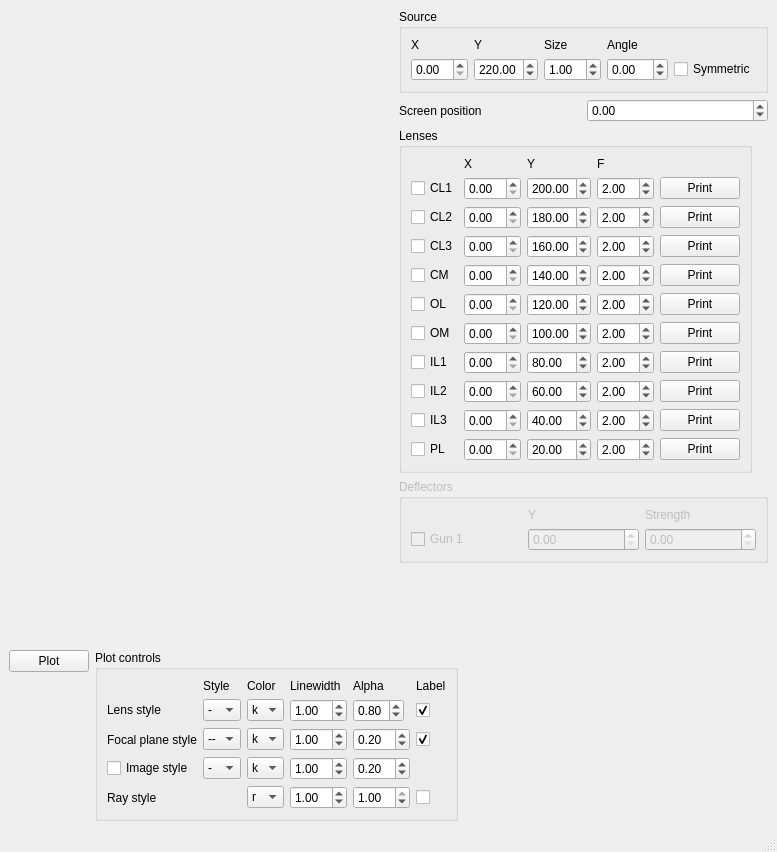
This is vTEM/gui/source/qtcreator/mainwindow.ui in TEM-Gemini-Centre/Virtual-TEM as Qt 5 draws it before an edit. The edited form follows.
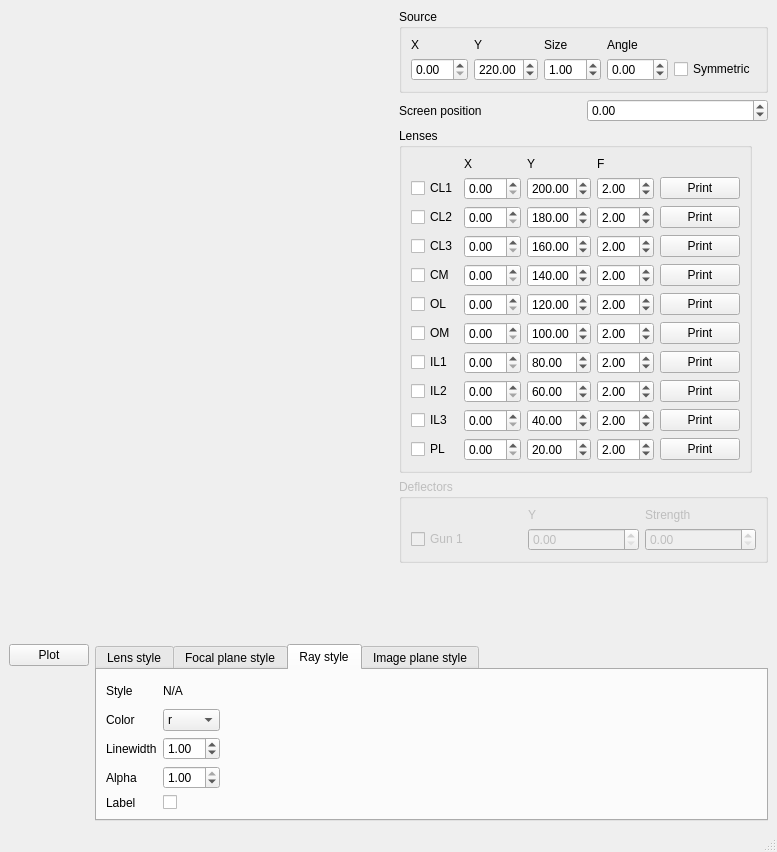
This is the edited form. The open tabs and pages were chosen to show the change. Custom widgets are drawn as their Qt base class.

What changed in the file:
```diff
--- a/vTEM/gui/source/qtcreator/mainwindow.ui
+++ b/vTEM/gui/source/qtcreator/mainwindow.ui
@@ -586,194 +586,26 @@
           </property>
          </widget>
         </item>
-        <item alignment="Qt::AlignTop">
-         <widget class="QGroupBox" name="groupBox_2">
-          <property name="sizePolicy">
-           <sizepolicy hsizetype="Maximum" vsizetype="Maximum">
-            <horstretch>0</horstretch>
-            <verstretch>0</verstretch>
-           </sizepolicy>
-          </property>
-          <property name="title">
-           <string>Plot controls</string>
-          </property>
-          <layout class="QGridLayout" name="gridLayout_2">
-           <item row="1" column="4">
-            <widget class="QDoubleSpinBox" name="lensAlphaSpinBox">
-             <property name="sizePolicy">
-              <sizepolicy hsizetype="Maximum" vsizetype="Maximum">
-               <horstretch>0</horstretch>
-               <verstretch>0</verstretch>
-              </sizepolicy>
-             </property>
-             <property name="maximum">
-              <double>1.000000000000000</double>
-             </property>
-             <property name="singleStep">
-              <double>0.100000000000000</double>
-             </property>
-             <property name="value">
-              <double>0.800000000000000</double>
-             </property>
-            </widget>
-           </item>
-           <item row="2" column="2">
-            <widget class="QComboBox" name="focalPlaneColorComboBox">
              <item>
-              <property name="text">
-               <string>k</string>
-              </property>
-             </item>
-             <item>
-              <property name="text">
-               <string>r</string>
-              </property>
-             </item>
-             <item>
-              <property name="text">
-               <string>g</string>
-              </property>
-             </item>
-             <item>
-              <property name="text">
-               <string>b</string>
-              </property>
-             </item>
-            </widget>
-           </item>
-           <item row="0" column="2">
-            <widget class="QLabel" name="label_5">
-             <property name="text">
-              <string>Color</string>
-             </property>
-            </widget>
-           </item>
-           <item row="1" column="0">
-            <widget class="QLabel" name="label">
+         <widget class="QTabWidget" name="tabWidget">
+          <property name="enabled">
+           <bool>true</bool>
+          </property>
              <property name="sizePolicy">
-              <sizepolicy hsizetype="Maximum" vsizetype="Maximum">
+           <sizepolicy hsizetype="Expanding" vsizetype="Maximum">
                <horstretch>0</horstretch>
                <verstretch>0</verstretch>
               </sizepolicy>
              </property>
-             <property name="text">
+          <property name="currentIndex">
+           <number>0</number>
+          </property>
+          <widget class="QWidget" name="lensStyle">
+           <attribute name="title">
               <string>Lens style</string>
-             </property>
-            </widget>
-           </item>
-           <item row="0" column="5">
-            <widget class="QLabel" name="label_18">
-             <property name="text">
-              <string>Label</string>
-             </property>
-            </widget>
-           </item>
-           <item row="4" column="2">
-            <widget class="QComboBox" name="rayColorComboBox">
-             <property name="currentIndex">
-              <number>1</number>
-             </property>
-             <item>
-              <property name="text">
-               <string>k</string>
-              </property>
-             </item>
-             <item>
-              <property name="text">
-               <string>r</string>
-              </property>
-             </item>
-             <item>
-              <property name="text">
-               <string>g</string>
-              </property>
-             </item>
-             <item>
-              <property name="text">
-               <string>b</string>
-              </property>
-             </item>
-            </widget>
-           </item>
-           <item row="4" column="5">
-            <widget class="QCheckBox" name="rayLabelCheckBox">
-             <property name="text">
-              <string/>
-             </property>
-            </widget>
-           </item>
-           <item row="2" column="3">
-            <widget class="QDoubleSpinBox" name="focalPlaneLinewidthSpinBox">
-             <property name="value">
-              <double>1.000000000000000</double>
-             </property>
-            </widget>
-           </item>
-           <item row="4" column="3">
-            <widget class="QDoubleSpinBox" name="rayLinewidthSpinBox">
-             <property name="value">
-              <double>1.000000000000000</double>
-             </property>
-            </widget>
-           </item>
-           <item row="0" column="1">
-            <widget class="QLabel" name="label_6">
-             <property name="sizePolicy">
-              <sizepolicy hsizetype="Maximum" vsizetype="Maximum">
-               <horstretch>0</horstretch>
-               <verstretch>0</verstretch>
-              </sizepolicy>
-             </property>
-             <property name="text">
-              <string>Style</string>
-             </property>
-            </widget>
-           </item>
-           <item row="0" column="3">
-            <widget class="QLabel" name="label_17">
-             <property name="text">
-              <string>Linewidth</string>
-             </property>
-            </widget>
-           </item>
-           <item row="4" column="0">
-            <widget class="QLabel" name="label_3">
-             <property name="text">
-              <string>Ray style</string>
-             </property>
-            </widget>
-           </item>
-           <item row="2" column="0">
-            <widget class="QLabel" name="label_2">
-             <property name="text">
-              <string>Focal plane style</string>
-             </property>
-            </widget>
-           </item>
-           <item row="2" column="4">
-            <widget class="QDoubleSpinBox" name="focalPlaneAlphaSpinBox">
-             <property name="maximum">
-              <double>1.000000000000000</double>
-             </property>
-             <property name="singleStep">
-              <double>0.100000000000000</double>
-             </property>
-             <property name="value">
-              <double>0.200000000000000</double>
-             </property>
-            </widget>
-           </item>
-           <item row="2" column="5">
-            <widget class="QCheckBox" name="focalPlaneLabelCheckBox">
-             <property name="text">
-              <string/>
-             </property>
-             <property name="checked">
-              <bool>true</bool>
-             </property>
-            </widget>
-           </item>
-           <item row="1" column="5">
+           </attribute>
+           <layout class="QGridLayout" name="gridLayout_6">
+            <item row="4" column="1">
             <widget class="QCheckBox" name="lensLabelCheckBox">
              <property name="text">
               <string/>
@@ -783,24 +615,40 @@
              </property>
             </widget>
            </item>
-           <item row="0" column="4">
-            <widget class="QLabel" name="label_4">
-             <property name="text">
-              <string>Alpha</string>
-             </property>
-            </widget>
-           </item>
-           <item row="1" column="3">
+            <item row="2" column="1">
             <widget class="QDoubleSpinBox" name="lensLinewidthSpinBox">
+              <property name="sizePolicy">
+               <sizepolicy hsizetype="Preferred" vsizetype="Fixed">
+                <horstretch>0</horstretch>
+                <verstretch>0</verstretch>
+               </sizepolicy>
+              </property>
+              <property name="singleStep">
+               <double>0.100000000000000</double>
+              </property>
              <property name="value">
               <double>1.000000000000000</double>
              </property>
             </widget>
            </item>
-           <item row="1" column="2">
+            <item row="3" column="0">
+             <widget class="QLabel" name="label_22">
+              <property name="text">
+               <string>Alpha</string>
+              </property>
+             </widget>
+            </item>
+            <item row="4" column="0">
+             <widget class="QLabel" name="label_23">
+              <property name="text">
+               <string>Label</string>
+              </property>
+             </widget>
+            </item>
+            <item row="1" column="1">
             <widget class="QComboBox" name="lensColorComboBox">
              <property name="sizePolicy">
-              <sizepolicy hsizetype="Maximum" vsizetype="Maximum">
+               <sizepolicy hsizetype="Preferred" vsizetype="Maximum">
                <horstretch>0</horstretch>
                <verstretch>0</verstretch>
               </sizepolicy>
@@ -827,32 +675,43 @@
              </item>
             </widget>
            </item>
-           <item row="2" column="1">
-            <widget class="QComboBox" name="focalPlaneStyleComboBox">
-             <property name="currentIndex">
-              <number>1</number>
-             </property>
-             <item>
-              <property name="text">
-               <string>-</string>
+            <item row="3" column="1">
+             <widget class="QDoubleSpinBox" name="lensAlphaSpinBox">
+              <property name="sizePolicy">
+               <sizepolicy hsizetype="Preferred" vsizetype="Maximum">
+                <horstretch>0</horstretch>
+                <verstretch>0</verstretch>
+               </sizepolicy>
+              </property>
+              <property name="maximum">
+               <double>1.000000000000000</double>
               </property>
-             </item>
-             <item>
+              <property name="singleStep">
+               <double>0.100000000000000</double>
+              </property>
+              <property name="value">
+               <double>0.800000000000000</double>
+              </property>
+             </widget>
+            </item>
+            <item row="0" column="0">
+             <widget class="QLabel" name="label_19">
               <property name="text">
                <string>--</string>
               </property>
-             </item>
-             <item>
+             </widget>
+            </item>
+            <item row="2" column="0">
+             <widget class="QLabel" name="label_21">
               <property name="text">
                <string>:</string>
               </property>
-             </item>
-            </widget>
-           </item>
-           <item row="1" column="1">
+             </widget>
+            </item>
+            <item row="0" column="1">
             <widget class="QComboBox" name="lensStyleComboBox">
              <property name="sizePolicy">
-              <sizepolicy hsizetype="Maximum" vsizetype="Maximum">
+               <sizepolicy hsizetype="Preferred" vsizetype="Maximum">
                <horstretch>0</horstretch>
                <verstretch>0</verstretch>
               </sizepolicy>
@@ -874,7 +733,203 @@
              </item>
             </widget>
            </item>
-           <item row="4" column="4">
+            <item row="1" column="0">
+             <widget class="QLabel" name="label_20">
+              <property name="text">
+               <string>Color</string>
+              </property>
+             </widget>
+            </item>
+            <item row="0" column="2">
+             <spacer name="horizontalSpacer_2">
+              <property name="orientation">
+               <enum>Qt::Horizontal</enum>
+              </property>
+              <property name="sizeHint" stdset="0">
+               <size>
+                <width>40</width>
+                <height>20</height>
+               </size>
+              </property>
+             </spacer>
+            </item>
+           </layout>
+          </widget>
+          <widget class="QWidget" name="focalPlaneStyle">
+           <attribute name="title">
+            <string>Focal plane style</string>
+           </attribute>
+           <layout class="QGridLayout" name="gridLayout_7">
+            <item row="2" column="0">
+             <widget class="QLabel" name="label_26">
+              <property name="text">
+               <string>Linewidth</string>
+              </property>
+             </widget>
+            </item>
+            <item row="0" column="1">
+             <widget class="QComboBox" name="focalPlaneStyleComboBox">
+              <property name="currentIndex">
+               <number>1</number>
+              </property>
+              <item>
+               <property name="text">
+                <string>-</string>
+               </property>
+              </item>
+              <item>
+               <property name="text">
+                <string>--</string>
+               </property>
+              </item>
+              <item>
+               <property name="text">
+                <string>:</string>
+               </property>
+              </item>
+             </widget>
+            </item>
+            <item row="4" column="1">
+             <widget class="QCheckBox" name="focalPlaneLabelCheckBox">
+              <property name="text">
+               <string/>
+              </property>
+              <property name="checked">
+               <bool>true</bool>
+              </property>
+             </widget>
+            </item>
+            <item row="4" column="0">
+             <widget class="QLabel" name="label_28">
+              <property name="text">
+               <string>Label</string>
+              </property>
+             </widget>
+            </item>
+            <item row="1" column="0">
+             <widget class="QLabel" name="label_24">
+              <property name="text">
+               <string>Color</string>
+              </property>
+             </widget>
+            </item>
+            <item row="3" column="1">
+             <widget class="QDoubleSpinBox" name="focalPlaneAlphaSpinBox">
+              <property name="maximum">
+               <double>1.000000000000000</double>
+              </property>
+              <property name="singleStep">
+               <double>0.100000000000000</double>
+              </property>
+              <property name="value">
+               <double>0.200000000000000</double>
+              </property>
+             </widget>
+            </item>
+            <item row="0" column="0">
+             <widget class="QLabel" name="label_25">
+              <property name="text">
+               <string>Style</string>
+              </property>
+             </widget>
+            </item>
+            <item row="1" column="1">
+             <widget class="QComboBox" name="focalPlaneColorComboBox">
+              <item>
+               <property name="text">
+                <string>k</string>
+               </property>
+              </item>
+              <item>
+               <property name="text">
+                <string>r</string>
+               </property>
+              </item>
+              <item>
+               <property name="text">
+                <string>g</string>
+               </property>
+              </item>
+              <item>
+               <property name="text">
+                <string>b</string>
+               </property>
+              </item>
+             </widget>
+            </item>
+            <item row="3" column="0">
+             <widget class="QLabel" name="label_27">
+              <property name="text">
+               <string>Alpha</string>
+              </property>
+             </widget>
+            </item>
+            <item row="2" column="1">
+             <widget class="QDoubleSpinBox" name="focalPlaneLinewidthSpinBox">
+              <property name="singleStep">
+               <double>0.100000000000000</double>
+              </property>
+              <property name="value">
+               <double>1.000000000000000</double>
+              </property>
+             </widget>
+            </item>
+            <item row="0" column="2">
+             <spacer name="horizontalSpacer">
+              <property name="orientation">
+               <enum>Qt::Horizontal</enum>
+              </property>
+              <property name="sizeHint" stdset="0">
+               <size>
+                <width>40</width>
+                <height>20</height>
+               </size>
+              </property>
+             </spacer>
+            </item>
+           </layout>
+          </widget>
+          <widget class="QWidget" name="rayStyle">
+           <attribute name="title">
+            <string>Ray style</string>
+           </attribute>
+           <layout class="QGridLayout" name="gridLayout_8">
+            <item row="1" column="0">
+             <widget class="QLabel" name="label_30">
+              <property name="text">
+               <string>Color</string>
+              </property>
+             </widget>
+            </item>
+            <item row="0" column="0">
+             <widget class="QLabel" name="label_29">
+              <property name="text">
+               <string>Style</string>
+              </property>
+             </widget>
+            </item>
+            <item row="2" column="0">
+             <widget class="QLabel" name="label_31">
+              <property name="text">
+               <string>Linewidth</string>
+              </property>
+             </widget>
+            </item>
+            <item row="0" column="1">
+             <widget class="QLabel" name="label_34">
+              <property name="text">
+               <string>N/A</string>
+              </property>
+             </widget>
+            </item>
+            <item row="4" column="0">
+             <widget class="QLabel" name="label_33">
+              <property name="text">
+               <string>Label</string>
+              </property>
+             </widget>
+            </item>
+            <item row="3" column="1">
             <widget class="QDoubleSpinBox" name="rayAlphaSpinBox">
              <property name="maximum">
               <double>1.000000000000000</double>
@@ -887,28 +942,116 @@
              </property>
             </widget>
            </item>
-           <item row="3" column="0">
-            <widget class="QCheckBox" name="imagePlaneCheckBox">
-             <property name="text">
-              <string>Image style</string>
-             </property>
-            </widget>
-           </item>
-           <item row="3" column="3">
-            <widget class="QDoubleSpinBox" name="imagePlaneLinewidthSpinBox">
+            <item row="2" column="1">
+             <widget class="QDoubleSpinBox" name="rayLinewidthSpinBox">
+              <property name="singleStep">
+               <double>0.100000000000000</double>
+              </property>
              <property name="value">
               <double>1.000000000000000</double>
              </property>
             </widget>
            </item>
-           <item row="3" column="4">
+            <item row="3" column="0">
+             <widget class="QLabel" name="label_32">
+              <property name="text">
+               <string>Alpha</string>
+              </property>
+             </widget>
+            </item>
+            <item row="1" column="1">
+             <widget class="QComboBox" name="rayColorComboBox">
+              <property name="currentIndex">
+               <number>1</number>
+              </property>
+              <item>
+               <property name="text">
+                <string>k</string>
+               </property>
+              </item>
+              <item>
+               <property name="text">
+                <string>r</string>
+               </property>
+              </item>
+              <item>
+               <property name="text">
+                <string>g</string>
+               </property>
+              </item>
+              <item>
+               <property name="text">
+                <string>b</string>
+               </property>
+              </item>
+             </widget>
+            </item>
+            <item row="4" column="1">
+             <widget class="QCheckBox" name="rayLabelCheckBox">
+              <property name="text">
+               <string/>
+              </property>
+             </widget>
+            </item>
+            <item row="0" column="2">
+             <spacer name="horizontalSpacer_3">
+              <property name="orientation">
+               <enum>Qt::Horizontal</enum>
+              </property>
+              <property name="sizeHint" stdset="0">
+               <size>
+                <width>40</width>
+                <height>20</height>
+               </size>
+              </property>
+             </spacer>
+            </item>
+           </layout>
+          </widget>
+          <widget class="QWidget" name="imagePlaneStyle">
+           <attribute name="title">
+            <string>Image plane style</string>
+           </attribute>
+           <layout class="QGridLayout" name="gridLayout_9">
+            <item row="3" column="1">
             <widget class="QDoubleSpinBox" name="imagePlaneAlphaSpinBox">
              <property name="value">
               <double>0.200000000000000</double>
              </property>
             </widget>
            </item>
-           <item row="3" column="2">
+            <item row="0" column="0">
+             <widget class="QLabel" name="label">
+              <property name="text">
+               <string>Style</string>
+              </property>
+             </widget>
+            </item>
+            <item row="1" column="0">
+             <widget class="QLabel" name="label_2">
+              <property name="text">
+               <string>Color</string>
+              </property>
+             </widget>
+            </item>
+            <item row="2" column="1">
+             <widget class="QDoubleSpinBox" name="imagePlaneLinewidthSpinBox">
+              <property name="singleStep">
+               <double>0.100000000000000</double>
+              </property>
+              <property name="value">
+               <double>1.000000000000000</double>
+              </property>
+             </widget>
+            </item>
+            <item row="2" column="0">
+             <widget class="QLabel" name="label_3">
+              <property name="text">
+               <string>Linewidth</string>
+              </property>
+             </widget>
+            </item>
+            <item row="1" column="1">
             <widget class="QComboBox" name="imagePlaneColorComboBox">
              <item>
               <property name="text">
@@ -932,8 +1075,15 @@
              </item>
             </widget>
            </item>
-           <item row="3" column="1">
-            <widget class="QComboBox" name="imagePlaneStylComboBox">
+            <item row="4" column="1">
+             <widget class="QCheckBox" name="imagePlaneLabelCheckBox">
+              <property name="text">
+               <string/>
+              </property>
+             </widget>
+            </item>
+            <item row="0" column="1">
+             <widget class="QComboBox" name="imagePlaneStyleComboBox">
              <property name="currentIndex">
               <number>1</number>
              </property>
@@ -959,11 +1109,22 @@
              </item>
             </widget>
            </item>
-          </layout>
-         </widget>
-        </item>
-        <item>
-         <spacer name="horizontalSpacer">
+            <item row="3" column="0">
+             <widget class="QLabel" name="label_4">
+              <property name="text">
+               <string>Alpha</string>
+              </property>
+             </widget>
+            </item>
+            <item row="4" column="0">
+             <widget class="QLabel" name="label_5">
+              <property name="text">
+               <string>Label</string>
+              </property>
+             </widget>
+            </item>
+            <item row="0" column="2">
+             <spacer name="horizontalSpacer_4">
           <property name="orientation">
            <enum>Qt::Horizontal</enum>
           </property>
@@ -974,6 +1135,10 @@
            </size>
           </property>
          </spacer>
+            </item>
+           </layout>
+          </widget>
+         </widget>
         </item>
        </layout>
       </item>
```
Left out of the diff: 4 changed lines with no effect on the pictures. Lines whose indentation alone changed are shown as unchanged.
